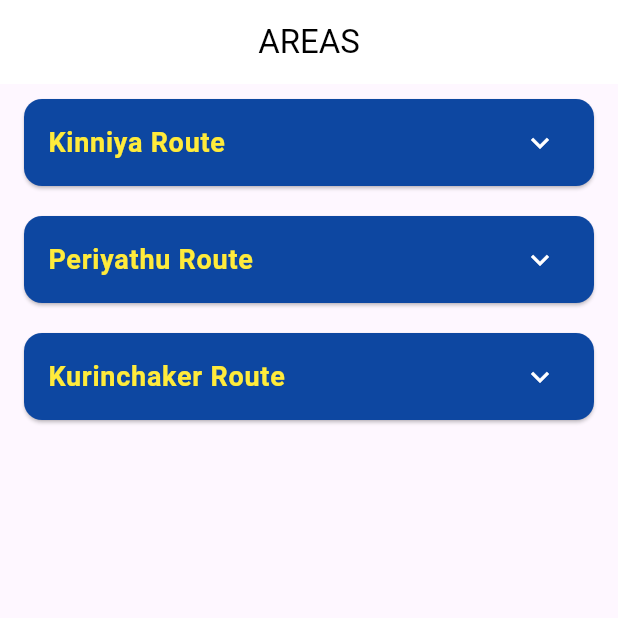
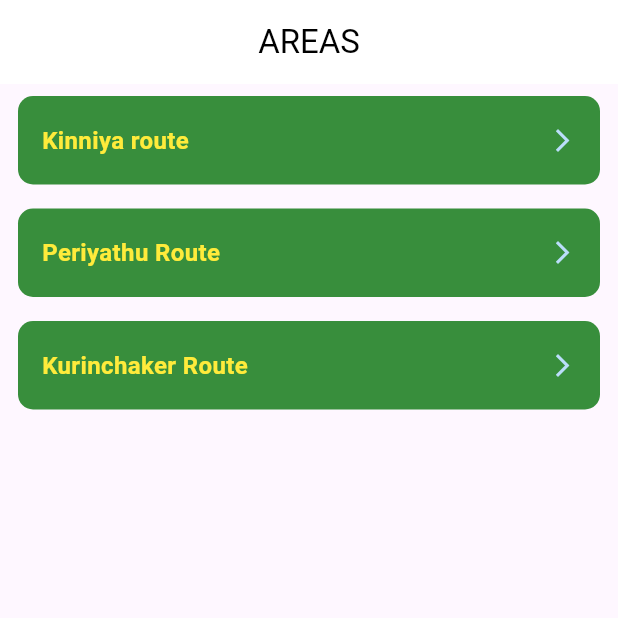
Before and after one commit to RusthyAhd/CashCollector-, a Flutter app: the screen it shows after launch, on a phone screen of 412 x 824 dp, the top half of it. Run offline on Flutter 3.47's test engine with Material 3 defaults, Android fonts, the light colour scheme and no system bars.

Commit message:
last edit

```diff
--- a/cash_collector/lib/main.dart
+++ b/cash_collector/lib/main.dart
@@ -1,8 +1,5 @@
-import 'package:cash_collector/screens/splash_screen.dart';
 import 'package:flutter/material.dart';
-
-// Define the app name
-const String appName = 'Cash Collector';
+import 'screens/splash_screen.dart';
 
 void main() {
   runApp(const MyApp());
@@ -14,9 +11,12 @@
   @override
   Widget build(BuildContext context) {
     return MaterialApp(
-      title: appName,
+      title: 'Cash Collector',
       debugShowCheckedModeBanner: false,
-      home: const LaunchPage(), // or LaunchPage() if defined
+      theme: ThemeData(
+        primarySwatch: Colors.green,
+      ),
+      home: const LaunchPage(),
     );
   }
 }
--- a/cash_collector/lib/screens/home_screen.dart
+++ b/cash_collector/lib/screens/home_screen.dart
@@ -1,47 +1,21 @@
+import 'package:cash_collector/screens/shoplistscreen.dart';
 import 'package:flutter/material.dart';
 
-void main() {
-  runApp(MyApp());
-}
-
-class MyApp extends StatelessWidget {
-  @override
-  Widget build(BuildContext context) {
-    return MaterialApp(
-      title: 'Area Shops',
-      debugShowCheckedModeBanner: false,
-      home: AreaPage(),
-    );
-  }
-}
 
 class AreaPage extends StatelessWidget {
-  final List<Map<String, dynamic>> routes = [
-    {
-      "route": "Kinniya Route",
-      "shops": ["Shop 1", "Shop 2", "Shop 3"],
-    },
-    {
-      "route": "Periyathu Route",
-      "shops": [],
-    },
-    {
-      "route": "Kurinchaker Route",
-      "shops": [],
-    },
+  const AreaPage({super.key});
+
+  final List<String> routes = const [
+    "Kinniya route",
+    "Periyathu Route",
+    "Kurinchaker Route",
   ];
-
-  void _onShopTap(BuildContext context, String shopName) {
-    ScaffoldMessenger.of(context).showSnackBar(
-      SnackBar(content: Text("Tapped on $shopName")),
-    );
-  }
 
   @override
   Widget build(BuildContext context) {
     return Scaffold(
       appBar: AppBar(
-        title: Text("AREAS"),
+        title: const Text("AREAS"),
         centerTitle: true,
         backgroundColor: Colors.white,
         foregroundColor: Colors.black,
@@ -52,53 +26,41 @@ class AreaPage extends StatelessWidget {
         itemBuilder: (context, index) {
           final route = routes[index];
           return Padding(
-            padding: const EdgeInsets.symmetric(horizontal: 12, vertical: 6),
-            child: Card(
-              color: Colors.blue.shade900,
-              shape: RoundedRectangleBorder(
-                borderRadius: BorderRadius.circular(12),
+            padding: const EdgeInsets.symmetric(horizontal: 12, vertical: 8),
+            child: InkWell(
+              onTap: () {
+                Navigator.push(
+                  context,
+                  MaterialPageRoute(
+                    builder: (_) => ShopListScreen(routeName: route),
                   ),
-              child: Theme(
-                data: Theme.of(context).copyWith(
-                  dividerColor: Colors.transparent,
+                );
+              },
+              borderRadius: BorderRadius.circular(10),
+              child: Container(
+                padding: const EdgeInsets.symmetric(horizontal: 16, vertical: 18),
+                decoration: BoxDecoration(
+                  color: Colors.green.shade700,
+                  borderRadius: BorderRadius.circular(10),
                 ),
-                child: ExpansionTile(
-                  collapsedIconColor: Colors.white,
-                  iconColor: Colors.white,
-                  title: Text(
-                    route['route'],
-                    style: TextStyle(
+                child: Row(
+                  children: [
+                    Expanded(
+                      child: Text(
+                        route,
+                        style: const TextStyle(
                           color: Colors.yellow,
                           fontWeight: FontWeight.bold,
-                      fontSize: 18,
+                          fontSize: 16,
                         ),
                       ),
-                  children: route['shops'].isEmpty
-                      ? [
-                          Padding(
-                            padding: const EdgeInsets.all(12.0),
-                            child: Text(
-                              "No shops available.",
-                              style: TextStyle(color: Colors.white70),
                     ),
-                          )
-                        ]
-                      : route['shops'].map<Widget>((shopName) {
-                          return InkWell(
-                            onTap: () => _onShopTap(context, shopName),
-                            child: ListTile(
-                              leading: Icon(Icons.store, color: Colors.yellow),
-                              title: Text(
-                                shopName,
-                                style: TextStyle(
-                                  color: Colors.white,
-                                  fontWeight: FontWeight.w500,
+                    Icon(
+                      Icons.arrow_forward_ios,
+                      color: Colors.blue.shade100,
+                      size: 18,
                     ),
-                              ),
-                              trailing: Icon(Icons.arrow_forward_ios, color: Colors.white70, size: 16),
-                            ),
-                          );
-                        }).toList(),
+                  ],
                 ),
               ),
             ),
```
Also changed, not shown: cash_collector/lib/screens/shoplistscreen.dart (added, +109 -0 lines), cash_collector/lib/screens/splash_screen.dart (+1 -9 lines), cash_collector/lib/screens/calculatecollection.dart (added). Lines whose indentation alone changed are shown as unchanged.
